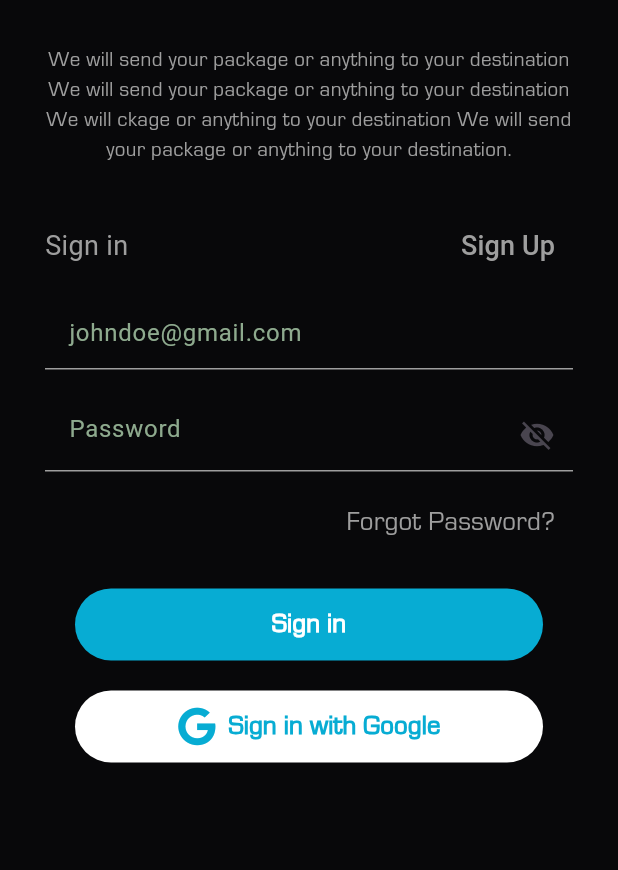
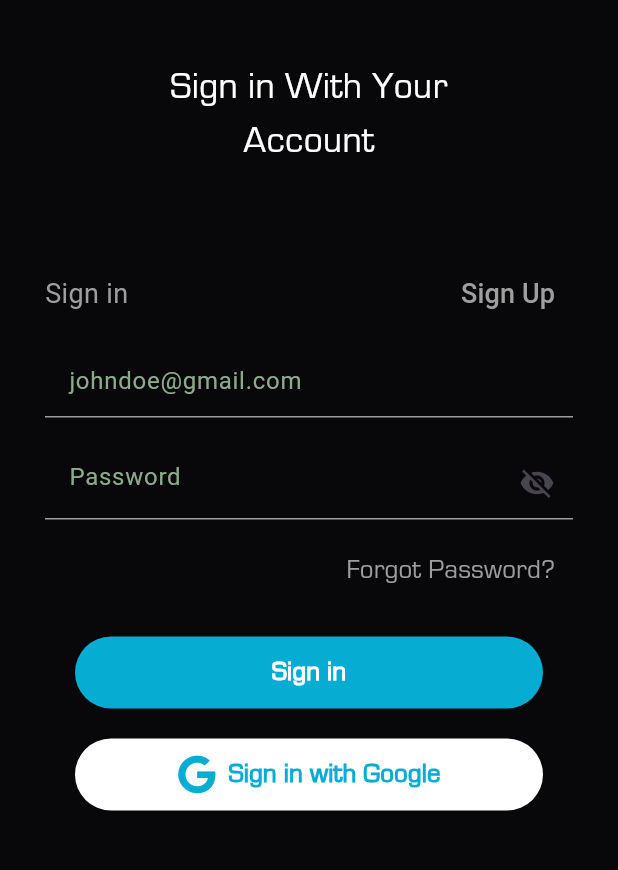
Before and after one commit to saadahmed0147/trucking-100, a Flutter app: the LoginScreen screen opened by its route, on a phone screen of 412 x 824 dp, the part 312-1182 px from its top. Run offline on Flutter 3.47's test engine with Material 3 defaults, Android fonts, the phone set to English and light mode, and no system bars; our stand-ins replace another_flushbar, firebase_auth, firebase_core, firebase_database, flutter_svg, font_awesome_flutter and 6 more; missing offline and left inert: flutter_polyline_points; accounts and stored records are empty.

Commit message:
updated content of login screen

```diff
--- a/lib/Screens/Auth/login_screen.dart
+++ b/lib/Screens/Auth/login_screen.dart
@@ -97,7 +97,7 @@ class _LoginScreenState extends State<LoginScreen> {
           child: Padding(
             padding: const EdgeInsets.symmetric(horizontal: 30),
             child: Column(
-              mainAxisAlignment: MainAxisAlignment.start,
+              mainAxisAlignment: MainAxisAlignment.center,
               children: [
                 Padding(
                   padding: const EdgeInsets.only(top: 60),
@@ -111,18 +111,31 @@ class _LoginScreenState extends State<LoginScreen> {
                   ),
                 ),
                 const Padding(
-                  padding: EdgeInsets.symmetric(vertical: 30),
+                  padding: EdgeInsets.all(40),
                   child: Text(
                     textAlign: TextAlign.center,
-                    'We will send your package or anything to your destination We will send your package or anything to your destination We will ckage or anything to your destination We will send your package or anything to your destination.',
+                    'Sign in With Your Account',
                     style: TextStyle(
+                      fontSize: 25,
+                      color: AppColors.whiteColor,
                       fontFamily: "Eurostile",
-                      fontSize: 14,
-                      fontWeight: FontWeight.normal,
-                      color: AppColors.greyColor,
                     ),
                   ),
                 ),
+                SizedBox(height: 20),
+                // const Padding(
+                //   padding: EdgeInsets.symmetric(vertical: 30),
+                //   child: Text(
+                //     textAlign: TextAlign.center,
+                //     "Trucking 100 is a smart assistant for truck drivers,offering AI-powered trip planning, fuel management,and real-time insights to boost efficiency on the road.",
+                //     style: TextStyle(
+                //       fontFamily: "Eurostile",
+                //       fontSize: 14,
+                //       fontWeight: FontWeight.normal,
+                //       color: AppColors.greyColor,
+                //     ),
+                //   ),
+                // ),
                 Row(
                   mainAxisAlignment: MainAxisAlignment.spaceBetween,
                   children: [
```
